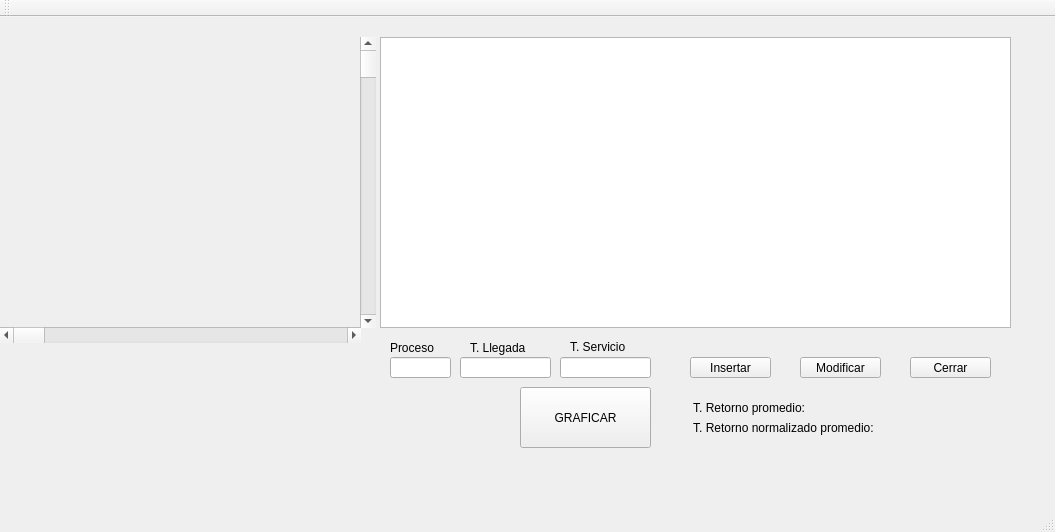
Old version of the form Planificador/mainwindow.ui in the repository lamlemonpie/SO.
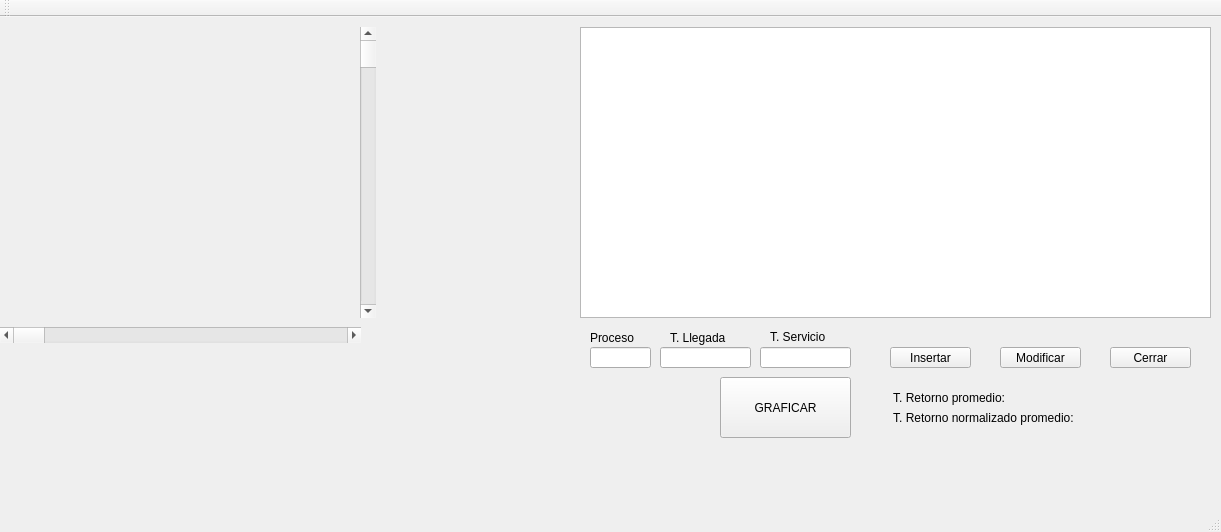
New version of the form. Custom widgets are drawn as their Qt base class.

Commit message: espacio :v

Diff of the .ui file:
```diff
--- a/Planificador/mainwindow.ui
+++ b/Planificador/mainwindow.ui
@@ -6,7 +6,7 @@
    <rect>
     <x>0</x>
     <y>0</y>
-    <width>1055</width>
+    <width>1221</width>
     <height>532</height>
    </rect>
   </property>
@@ -17,8 +17,8 @@
    <widget class="QTableWidget" name="tableWidget">
     <property name="geometry">
      <rect>
-      <x>380</x>
-      <y>20</y>
+      <x>580</x>
+      <y>10</y>
       <width>631</width>
       <height>291</height>
      </rect>
@@ -27,8 +27,8 @@
    <widget class="QPushButton" name="pushButton">
     <property name="geometry">
      <rect>
-      <x>690</x>
-      <y>340</y>
+      <x>890</x>
+      <y>330</y>
       <width>81</width>
       <height>21</height>
      </rect>
@@ -40,8 +40,8 @@
    <widget class="QPushButton" name="pushButton_2">
     <property name="geometry">
      <rect>
-      <x>520</x>
-      <y>370</y>
+      <x>720</x>
+      <y>360</y>
       <width>131</width>
       <height>61</height>
      </rect>
@@ -53,8 +53,8 @@
    <widget class="QLineEdit" name="lineEdit">
     <property name="geometry">
      <rect>
-      <x>460</x>
-      <y>340</y>
+      <x>660</x>
+      <y>330</y>
       <width>91</width>
       <height>21</height>
      </rect>
@@ -63,8 +63,8 @@
    <widget class="QLineEdit" name="lineEdit_2">
     <property name="geometry">
      <rect>
-      <x>560</x>
-      <y>340</y>
+      <x>760</x>
+      <y>330</y>
       <width>91</width>
       <height>21</height>
      </rect>
@@ -73,8 +73,8 @@
    <widget class="QLabel" name="label">
     <property name="geometry">
      <rect>
-      <x>470</x>
-      <y>320</y>
+      <x>670</x>
+      <y>310</y>
       <width>71</width>
       <height>21</height>
      </rect>
@@ -86,8 +86,8 @@
    <widget class="QLabel" name="label_2">
     <property name="geometry">
      <rect>
-      <x>570</x>
-      <y>320</y>
+      <x>770</x>
+      <y>310</y>
       <width>71</width>
       <height>20</height>
      </rect>
@@ -99,8 +99,8 @@
    <widget class="QPushButton" name="pushButton_3">
     <property name="geometry">
      <rect>
-      <x>910</x>
-      <y>340</y>
+      <x>1110</x>
+      <y>330</y>
       <width>81</width>
       <height>21</height>
      </rect>
@@ -112,8 +112,8 @@
    <widget class="QLabel" name="label_3">
     <property name="geometry">
      <rect>
-      <x>390</x>
-      <y>320</y>
+      <x>590</x>
+      <y>310</y>
       <width>61</width>
       <height>21</height>
      </rect>
@@ -125,8 +125,8 @@
    <widget class="QLineEdit" name="lineEdit_3">
     <property name="geometry">
      <rect>
-      <x>390</x>
-      <y>340</y>
+      <x>590</x>
+      <y>330</y>
       <width>61</width>
       <height>21</height>
      </rect>
@@ -135,8 +135,8 @@
    <widget class="QPushButton" name="pushButton_4">
     <property name="geometry">
      <rect>
-      <x>800</x>
-      <y>340</y>
+      <x>1000</x>
+      <y>330</y>
       <width>81</width>
       <height>21</height>
      </rect>
@@ -148,8 +148,8 @@
    <widget class="QLabel" name="label_4">
     <property name="geometry">
      <rect>
-      <x>690</x>
-      <y>380</y>
+      <x>890</x>
+      <y>370</y>
       <width>151</width>
       <height>21</height>
      </rect>
@@ -161,8 +161,8 @@
    <widget class="QLabel" name="TRP">
     <property name="geometry">
      <rect>
-      <x>940</x>
-      <y>380</y>
+      <x>1140</x>
+      <y>370</y>
       <width>61</width>
       <height>21</height>
      </rect>
@@ -174,8 +174,8 @@
    <widget class="QLabel" name="label_5">
     <property name="geometry">
      <rect>
-      <x>690</x>
-      <y>400</y>
+      <x>890</x>
+      <y>390</y>
       <width>241</width>
       <height>21</height>
      </rect>
@@ -187,8 +187,8 @@
    <widget class="QLabel" name="TRNP">
     <property name="geometry">
      <rect>
-      <x>940</x>
-      <y>400</y>
+      <x>1140</x>
+      <y>390</y>
       <width>61</width>
       <height>21</height>
      </rect>
@@ -214,7 +214,7 @@
     <property name="geometry">
      <rect>
       <x>360</x>
-      <y>20</y>
+      <y>10</y>
       <width>16</width>
       <height>291</height>
      </rect>
```
Left out of the diff: 2 changed lines with no effect on the pictures.
